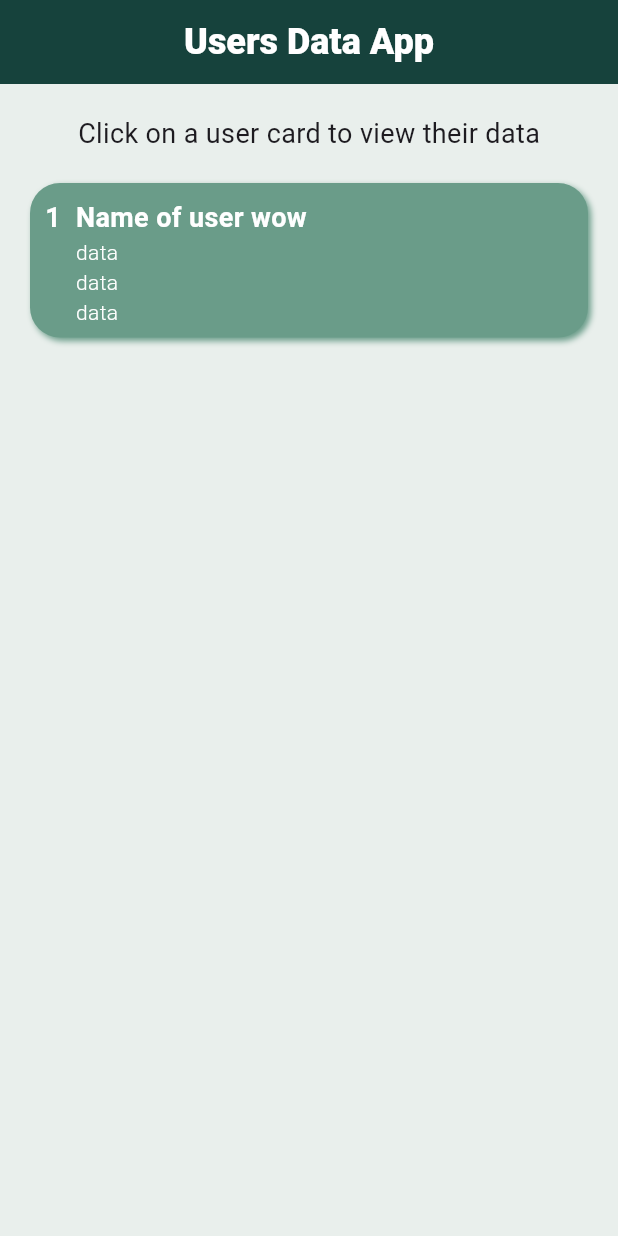
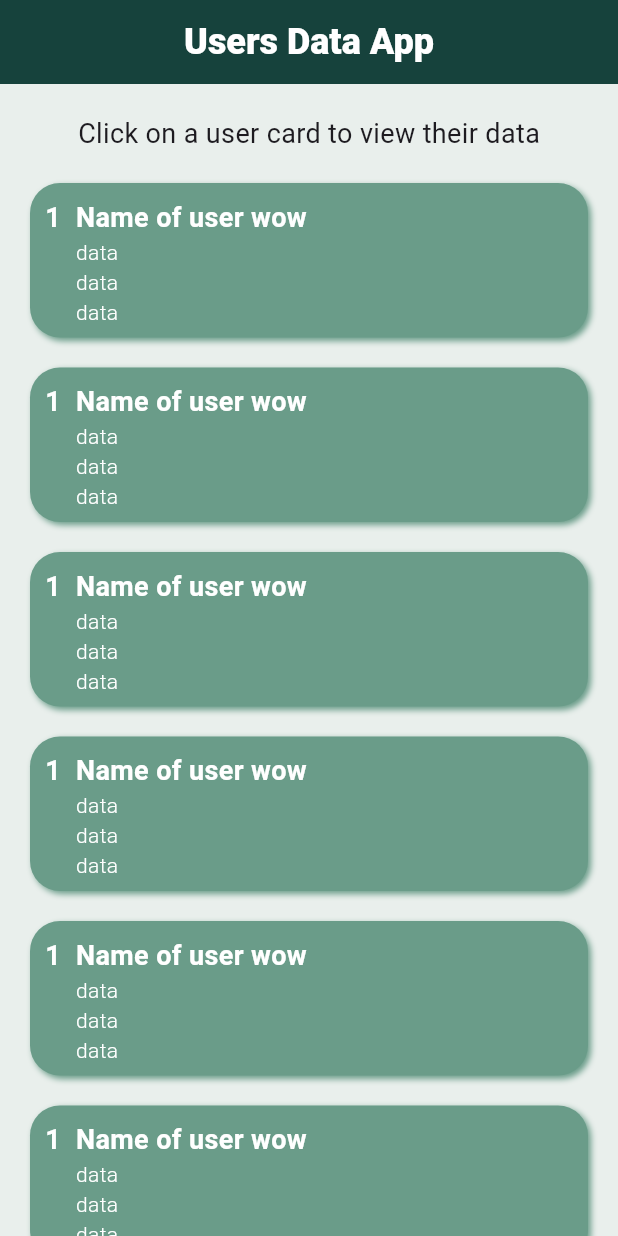
Before and after one commit to Flutter-gg-1/API-assignment, a Flutter app: the screen it shows after launch, on a phone screen of 412 x 824 dp. Run offline on Flutter 3.47's test engine with Material 3 defaults, Android fonts, the phone set to English and light mode, and no system bars.

Commit message:
finish users screen ui

```diff
--- a/lib/screens/home_screen.dart
+++ b/lib/screens/home_screen.dart
@@ -1,4 +1,4 @@
-import 'package:api_assignment/extensions/screen_size.dart';
+import 'package:api_assignment/widgets/user_card.dart';
 import 'package:flutter/material.dart';
 
 class HomeScreen extends StatelessWidget {
@@ -20,35 +20,11 @@ class HomeScreen extends StatelessWidget {
           const Text("Click on a user card to view their data", style: TextStyle(fontSize: 18)),
           const SizedBox(height: 10),
           Expanded(
-            child: ListView(
-              children: [
-                Container(
-            margin: EdgeInsets.symmetric(horizontal: 20, vertical: 10),
-            padding: EdgeInsets.all(10),
-            decoration: BoxDecoration(boxShadow: [BoxShadow(color: Color(0xff6a9c89), blurRadius: 3, offset: Offset(2, 2))],borderRadius: BorderRadius.circular(20), color: Color(0xff6a9c89)),
-            width: context.getWidth(),
-            height: context.getHeight(divideBy: 8),
-            child: Row(
-              children: [
-                Column(
-                  children: [
-                    Text("1", style: TextStyle(fontSize: 18, fontWeight: FontWeight.w600, color: Colors.white),)
-                  ],
-                ),
-                SizedBox(width: 10,),
-                Column(
-                  crossAxisAlignment: CrossAxisAlignment.start,
-                  children: [
-                    Text("Name of user wow", style: TextStyle(fontWeight: FontWeight.w600, fontSize: 18, color: Colors.white),),
-                    Text("data", style: TextStyle(color: Colors.white, fontWeight: FontWeight.w300),),
-                    Text("data", style: TextStyle(color: Colors.white, fontWeight: FontWeight.w300),),
-                    Text("data", style: TextStyle(color: Colors.white, fontWeight: FontWeight.w300),),
-                  ],
-                )
-              ],
-            )
-          ),
-              ],
+            child: ListView.builder(
+              itemCount: 8,
+              itemBuilder: (context, index) {
+                return const UserCard();
+              },
             ),
           ),
         ],
--- /dev/null
+++ b/lib/widgets/user_card.dart
@@ -0,0 +1,45 @@
+import 'package:api_assignment/extensions/screen_size.dart';
+import 'package:flutter/material.dart';
+
+class UserCard extends StatelessWidget {
+  const UserCard({super.key});
+
+  @override
+  Widget build(BuildContext context) {
+    return InkWell(
+      onTap: () {},
+      child: Container(
+        margin: const EdgeInsets.symmetric(horizontal: 20, vertical: 10),
+        padding: const EdgeInsets.all(10),
+        decoration: BoxDecoration(
+          boxShadow: const [
+            BoxShadow(
+              color: Color(0xff6a9c89),
+              blurRadius: 3,
+              offset: Offset(2, 2)
+            )
+          ],
+          borderRadius: BorderRadius.circular(20), color: const Color(0xff6a9c89)
+        ),
+        width: context.getWidth(),
+        height: context.getHeight(divideBy: 8),
+        child: const Row(
+          crossAxisAlignment: CrossAxisAlignment.start,
+          children: [
+            Text("1",style: TextStyle(fontSize: 18,fontWeight: FontWeight.w600,color: Colors.white),),
+            SizedBox(width: 10),
+            Column(
+              crossAxisAlignment: CrossAxisAlignment.start,
+              children: [
+                Text("Name of user wow",style: TextStyle(fontWeight: FontWeight.w600,fontSize: 18,color: Colors.white),),
+                Text("data",style: TextStyle(color: Colors.white, fontWeight: FontWeight.w300),),
+                Text("data",style: TextStyle(color: Colors.white, fontWeight: FontWeight.w300),),
+                Text("data",style: TextStyle(color: Colors.white, fontWeight: FontWeight.w300),),
+              ],
+            )
+          ],
+        )
+      ),
+    );
+  }
+}
```
